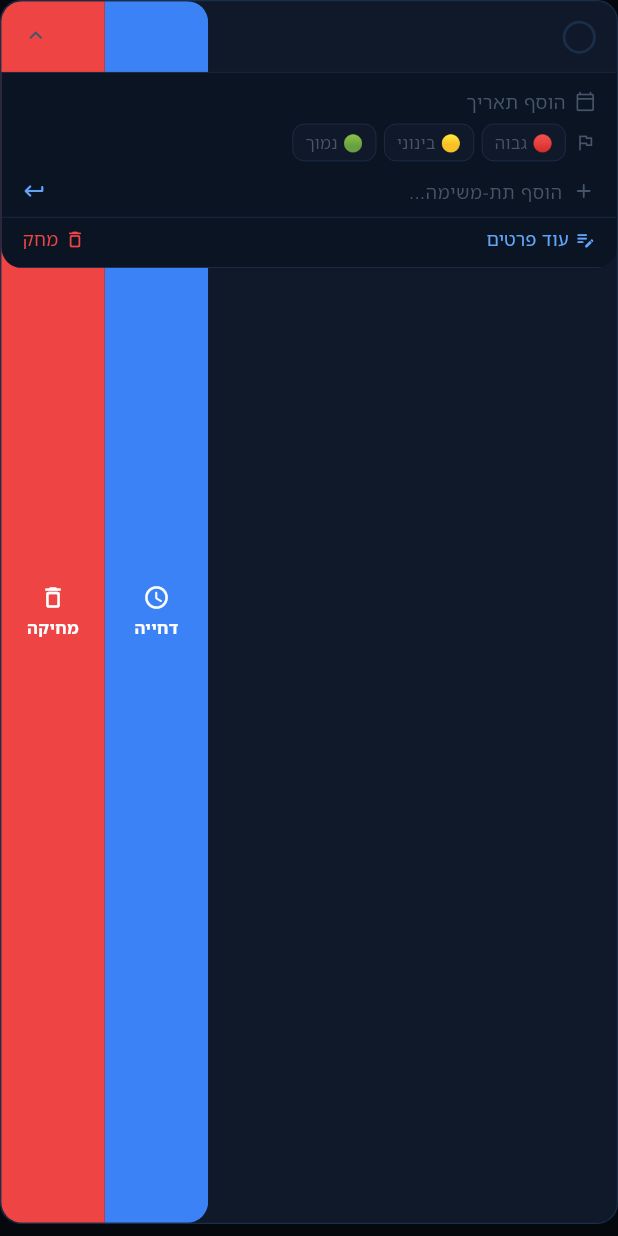
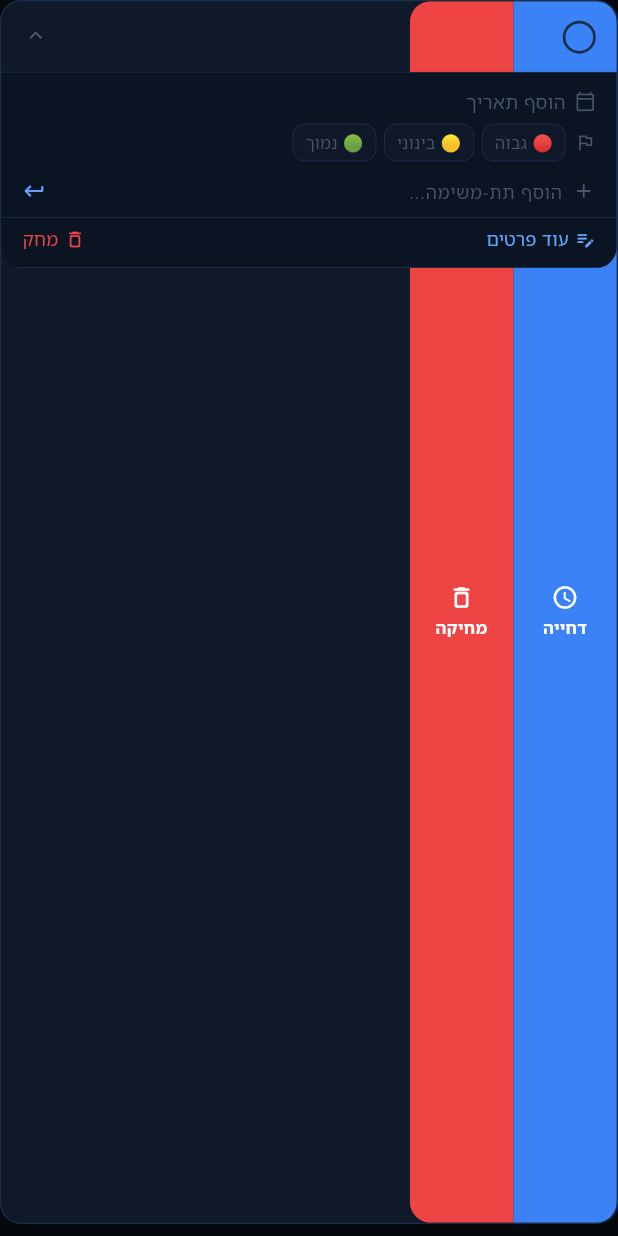
Before and after one commit to NadavZ-sketch/jarvis-server-nadav, a Flutter app: the SmartTaskCard widget shown alone on an empty page, opened directly with empty values, after a tap on the "keyboard arrow down" icon, after a tap on "🔴 גבוה", on a phone screen of 412 x 824 dp. Run offline on Flutter 3.47's test engine with Material 3 defaults, Android fonts, the phone set to English and light mode, and no system bars; our stand-ins replace audioplayers, file_picker, firebase_core, firebase_messaging, fl_chart, flutter_local_notifications and 7 more; accounts and stored records are empty; network calls fail; Roboto replaces fonts that are missing (Heebo); project files that could hold a hidden picture were left out.

Commit message:
fix(tasks): show title only on card; full content in inline expand; fix swipe direction
- _title getter now returns first line only (not full multi-line content)
- Title Text gets maxLines: 2 + ellipsis overflow
- Full description (lines after title) shown in expand panel in a subtle card
- Swipe action buttons moved to right: 0 so swipe-left reveals them on the
  right edge (correct RTL pattern, matches Hebrew app conventions)

Co-Authored-By: Claude Sonnet 4.6 <noreply@anthropic.com>
Claude-Session: https://claude.ai/code/session_01Euc9Tj5bBG5gdEuBXL3sXP

```diff
--- a/jarvis_mobile/lib/widgets/tasks/smart_task_card.dart
+++ b/jarvis_mobile/lib/widgets/tasks/smart_task_card.dart
@@ -38,8 +38,10 @@ class _SmartTaskCardState extends State<SmartTaskCard> {
 
   String get _title {
     final raw = widget.task['content']?.toString() ?? '';
-    final sepIdx = raw.indexOf('\n<<<AI_PROMPT>>>\n');
-    return sepIdx == -1 ? raw : raw.substring(0, sepIdx);
+    final withoutAI = raw.contains('\n<<<AI_PROMPT>>>\n')
+        ? raw.split('\n<<<AI_PROMPT>>>\n').first
+        : raw;
+    return withoutAI.split('\n').first.trim();
   }
 
   bool get _isDone => widget.task['done'] == true;
@@ -192,6 +194,8 @@ class _SmartTaskCardState extends State<SmartTaskCard> {
                           Text(
                             _title,
                             textDirection: TextDirection.rtl,
+                            maxLines: 2,
+                            overflow: TextOverflow.ellipsis,
                             style: TextStyle(
                               color: _isDone ? JC.textMuted : JC.textPrimary,
                               fontSize: 14.5,
@@ -383,9 +387,9 @@ class _SwipeableCardState extends State<_SwipeableCard>
   Widget build(BuildContext context) {
     return Stack(
       children: [
-        // Action buttons (behind, on the left side)
+        // Action buttons revealed on right when card slides left (RTL swipe)
         Positioned(
-          left: 0,
+          right: 0,
           top: 0,
           bottom: 0,
           width: _maxReveal,
--- a/jarvis_mobile/lib/widgets/tasks/task_inline_expand.dart
+++ b/jarvis_mobile/lib/widgets/tasks/task_inline_expand.dart
@@ -156,6 +156,16 @@ class _TaskInlineExpandState extends State<TaskInlineExpand> {
       try { due = DateTime.parse(dueIso).toLocal(); } catch (_) {}
     }
 
+    // Extract description (everything after first line, before AI separator)
+    final rawContent = _t['content']?.toString() ?? '';
+    final withoutAI = rawContent.contains('\n<<<AI_PROMPT>>>\n')
+        ? rawContent.split('\n<<<AI_PROMPT>>>\n').first
+        : rawContent;
+    final contentLines = withoutAI.split('\n');
+    final description = contentLines.length > 1
+        ? contentLines.skip(1).join('\n').trim()
+        : '';
+
     return Container(
       decoration: BoxDecoration(
         color: JC.surface,
@@ -167,6 +177,31 @@ class _TaskInlineExpandState extends State<TaskInlineExpand> {
       child: Column(
         crossAxisAlignment: CrossAxisAlignment.stretch,
         children: [
+          // ── Full description ───────────────────────────────────────────────
+          if (description.isNotEmpty)
+            Padding(
+              padding: const EdgeInsets.fromLTRB(14, 12, 14, 4),
+              child: Container(
+                width: double.infinity,
+                padding: const EdgeInsets.symmetric(horizontal: 12, vertical: 9),
+                decoration: BoxDecoration(
+                  color: JC.surfaceAlt,
+                  borderRadius: BorderRadius.circular(10),
+                  border: Border.all(color: JC.border, width: 0.6),
+                ),
+                child: Text(
+                  description,
+                  textDirection: TextDirection.rtl,
+                  style: TextStyle(
+                    color: JC.textSecondary,
+                    fontSize: 12.5,
+                    fontFamily: 'Heebo',
+                    height: 1.55,
+                  ),
+                ),
+              ),
+            ),
+
           // ── Properties ────────────────────────────────────────────────────
           Padding(
             padding: const EdgeInsets.fromLTRB(14, 10, 14, 6),
```
